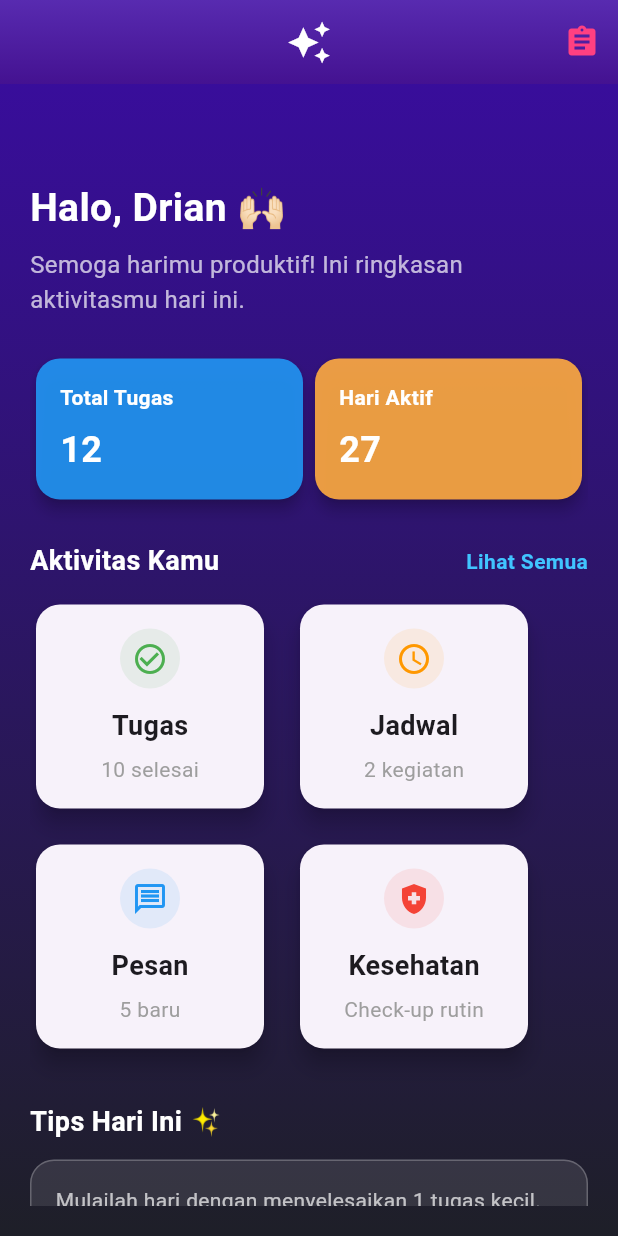
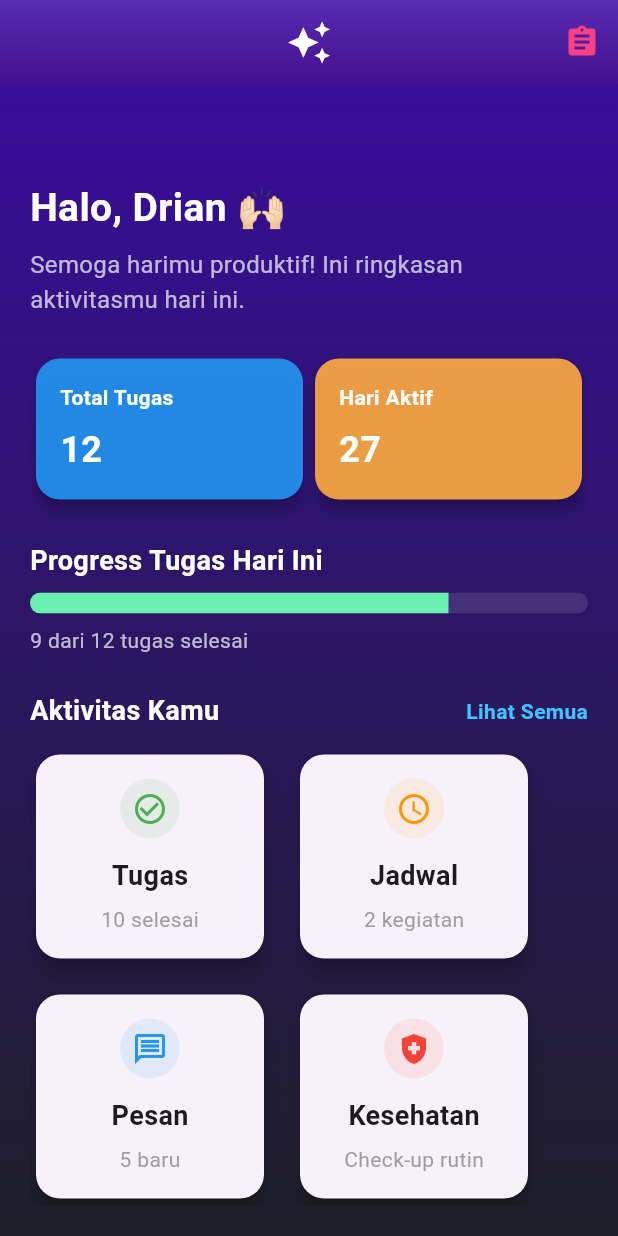
Before and after one commit to driannn4/Mobile-Programming-1-, a Flutter app: the screen it shows after launch, on a phone screen of 412 x 824 dp. Run offline on Flutter 3.47's test engine with Material 3 defaults, Android fonts, the phone set to English and light mode, and no system bars.

Commit message:
Menambahkan progress Bar Tugas

```diff
--- a/lib/dashboard_screen.dart
+++ b/lib/dashboard_screen.dart
@@ -8,20 +8,25 @@ class DashboardScreen extends StatelessWidget {
 
   @override
   Widget build(BuildContext context) {
+    // Simulasi data untuk progress bar
+    int totalTugas = 12;
+    int tugasSelesai = 9;
+    double progress = tugasSelesai / totalTugas;
+
     return Scaffold(
       extendBodyBehindAppBar: true,
       appBar: AppBar(
-        backgroundColor: Colors.transparent, // Transparan untuk AppBar
+        backgroundColor: Colors.transparent,
         elevation: 0,
         flexibleSpace: ClipRRect(
           child: BackdropFilter(
             filter: ImageFilter.blur(sigmaX: 10, sigmaY: 10),
             child: Container(
-              decoration: BoxDecoration(
+              decoration: const BoxDecoration(
                 gradient: LinearGradient(
                   colors: [
-                    Color(0xAA673AB7), // Ungu lebih gelap (bagian bawah body)
-                    Color(0xAA4A148C), // Ungu muda cerah (bagian atas body)
+                    Color(0xAA673AB7), // Ungu gelap (bawah)
+                    Color(0xAA4A148C), // Ungu terang (atas)
                   ],
                   begin: Alignment.topCenter,
                   end: Alignment.bottomCenter,
@@ -30,14 +35,13 @@ class DashboardScreen extends StatelessWidget {
             ),
           ),
         ),
-        title: Icon(
+        title: const Icon(
           Icons.auto_awesome,
           size: 30,
-          color: Colors.white, // Warna ikon AppBar putih
+          color: Colors.white,
         ),
         centerTitle: true,
         actions: [
-          // Ganti ikon kanan jadi ikon project seperti assignment
           IconButton(
             icon: const Icon(Icons.assignment, color: Colors.pinkAccent),
             onPressed: () {},
@@ -50,8 +54,8 @@ class DashboardScreen extends StatelessWidget {
             begin: Alignment.topCenter,
             end: Alignment.bottomCenter,
             colors: [
-              Color(0xFF3A0CA3), // Ungu terang (bagian atas body)
-              Color(0xFF1E1F28), // Biru gelap (bagian bawah body)
+              Color(0xFF3A0CA3), // Ungu terang
+              Color(0xFF1E1F28), // Biru gelap
             ],
           ),
         ),
@@ -92,6 +96,34 @@ class DashboardScreen extends StatelessWidget {
                       textColor: Colors.white,
                     ),
                   ],
+                ),
+
+                const SizedBox(height: 24),
+
+                const Text(
+                  'Progress Tugas Hari Ini',
+                  style: TextStyle(
+                    fontSize: 18,
+                    fontWeight: FontWeight.bold,
+                    color: Colors.white,
+                  ),
+                ),
+                const SizedBox(height: 8),
+
+                ClipRRect(
+                  borderRadius: BorderRadius.circular(10),
+                  child: LinearProgressIndicator(
+                    value: progress,
+                    minHeight: 14,
+                    backgroundColor: Colors.white12,
+                    valueColor: const AlwaysStoppedAnimation<Color>(Colors.greenAccent),
+                  ),
+                ),
+
+                const SizedBox(height: 8),
+                Text(
+                  '$tugasSelesai dari $totalTugas tugas selesai',
+                  style: const TextStyle(color: Colors.white70, fontSize: 14),
                 ),
 
                 const SizedBox(height: 24),
```
Also changed, not shown: 1 other file.
